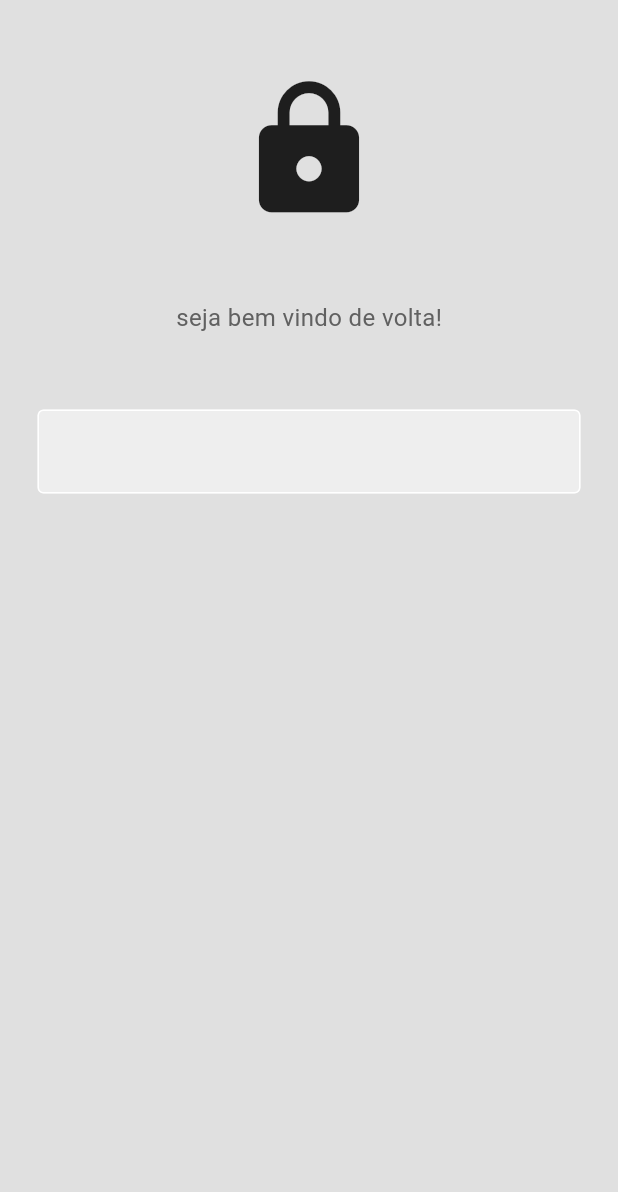
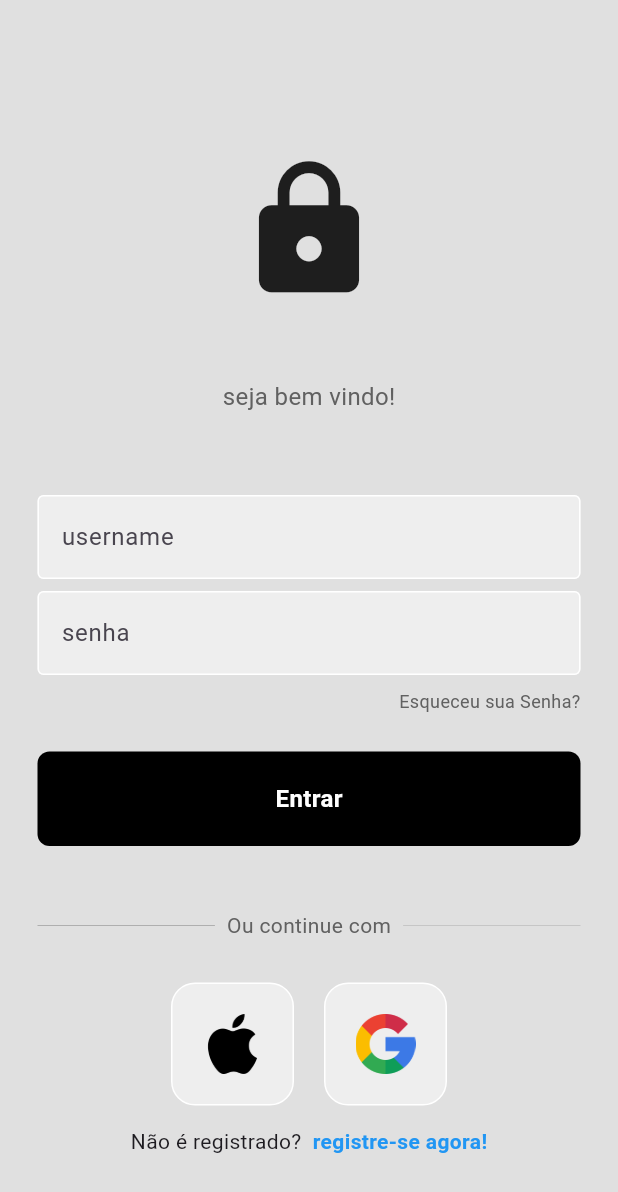
Before and after one commit to LucaAguiarOP/VictorDetails-Flutter, a Flutter app: the screen it shows after launch, on a phone screen of 412 x 824 dp. Shown: the top 1192 px of the screen. Run offline on Flutter 3.47's test engine with Material 3 defaults, Android fonts, the phone set to English and light mode, and no system bars; our stand-ins replace google_nav_bar, iconsax.

Commit message:
LoginPage Updated

```diff
--- /dev/null
+++ b/lib/src/components/imagebutton.dart
@@ -0,0 +1,24 @@
+import 'package:flutter/material.dart';
+
+class ImageButton extends StatelessWidget {
+  final String imagePath;
+  const ImageButton({
+    super.key,
+    required this.imagePath,
+    });
+
+  @override
+  Widget build(BuildContext context) {
+    return  Container(
+      padding: EdgeInsets.all(20),
+      decoration: BoxDecoration(border: Border.all(color: Colors.white),
+      borderRadius: BorderRadius.circular(16),
+      color: Colors.grey[200],
+      ),
+      child: Image.asset(
+        imagePath,
+        height: 40,
+        ),
+    );
+  }
+}
--- /dev/null
+++ b/lib/src/components/loginbutton.dart
@@ -0,0 +1,31 @@
+import 'package:flutter/material.dart';
+
+class MyButton extends StatelessWidget {
+  final Function()? onTap;
+
+  const MyButton({super.key, required this.onTap});
+
+  @override
+  Widget build(BuildContext context) {
+    return GestureDetector(
+      onTap: onTap,
+      child: Container(
+        padding: EdgeInsets.all(20),
+        margin: EdgeInsets.symmetric(horizontal: 25),
+        decoration: BoxDecoration(
+          color: Colors.black,
+          borderRadius: BorderRadius.circular(8),
+        ),
+        child: Center(
+            child: Text(
+          'Entrar',
+          style: TextStyle(
+            color: Colors.white,
+            fontWeight: FontWeight.bold,
+            fontSize: 16,
+          ),
+        )),
+      ),
+    );
+  }
+}
--- a/lib/src/components/textfield.dart
+++ b/lib/src/components/textfield.dart
@@ -1,13 +1,24 @@
 import 'package:flutter/material.dart';
 
 class MyTextField extends StatelessWidget {
-  const MyTextField({super.key});
+  final controller;
+  final String hintText;
+  final bool obscureText;
+
+  const MyTextField({
+    super.key,
+    required this.controller,
+    required this.hintText,
+    required this.obscureText,
+  });
 
   @override
   Widget build(BuildContext context) {
     return Padding(
-              padding: const EdgeInsets.symmetric(horizontal:25),
+      padding: const EdgeInsets.symmetric(horizontal: 25.0, vertical: 4),
       child: TextField(
+        obscureText: obscureText,
+        controller: controller,
         decoration: InputDecoration(
           enabledBorder: const OutlineInputBorder(
             borderSide: BorderSide(color: Colors.white),
@@ -17,6 +28,7 @@ class MyTextField extends StatelessWidget {
           ),
           fillColor: Colors.grey.shade200,
           filled: true,
+          hintText: hintText,
         ),
       ),
     );
--- a/lib/src/login_page.dart
+++ b/lib/src/login_page.dart
@@ -1,39 +1,119 @@
 import 'package:flutter/material.dart';
+import 'package:victordetailsflutter/src/components/imagebutton.dart';
+import 'package:victordetailsflutter/src/components/loginbutton.dart';
 import 'package:victordetailsflutter/src/components/textfield.dart';
 
+class LoginPage extends StatelessWidget {
+  LoginPage({super.key});
 
-class LoginPage extends StatelessWidget {
-  const LoginPage({super.key});
+  final usernameController = TextEditingController();
+  final passwordController = TextEditingController();
+
+  void SignUserIn() {}
 
   @override
   Widget build(BuildContext context) {
     return Scaffold(
       backgroundColor: Colors.grey[300],
-      body:  SafeArea(
+      body: SafeArea(
         child: Center(
           child: Column(
+            mainAxisAlignment: MainAxisAlignment.center,
             children: [
               const SizedBox(height: 50),
-
-
               const Icon(
                 Icons.lock,
                 size: 100,
               ),
-
-
               const SizedBox(height: 50),
-
-
-             Text('seja bem vindo de volta!',
-             style:  TextStyle(
+              Text(
+                'seja bem vindo!',
+                style: TextStyle(
                   color: Colors.grey[700],
                   fontSize: 16,
                 ),
               ),
               const SizedBox(height: 50),
-            const MyTextField(
+              MyTextField(
+                controller: usernameController,
+                obscureText: false,
+                hintText: 'username',
               ),
+              MyTextField(
+                controller: passwordController,
+                obscureText: true,
+                hintText: 'senha',
+              ),
+              const SizedBox(height: 5),
+              Padding(
+                padding: EdgeInsets.symmetric(horizontal: 25),
+                child: Row(
+                  mainAxisAlignment: MainAxisAlignment.end,
+                  children: [
+                    Text(
+                      'Esqueceu sua Senha?',
+                      style: TextStyle(
+                        color: Colors.grey[700],
+                        fontSize: 12.0,
+                      ),
+                    ),
+                  ],
+                ),
+              ),
+              const SizedBox(height: 25),
+              MyButton(onTap: SignUserIn),
+              const SizedBox(height: 35),
+              Padding(
+                padding: const EdgeInsets.symmetric(horizontal: 25.0),
+                child: Row(
+                  children: [
+                    Expanded(
+                      child: Divider(
+                        thickness: 0.5,
+                        color: Colors.grey.shade500,
+                      ),
+                    ),
+                    Padding(
+                      padding: const EdgeInsets.all(8.0),
+                      child: Text(
+                        'Ou continue com',
+                        style: TextStyle(
+                          color: Colors.grey[700],
+                        ),
+                      ),
+                    ),
+                    Expanded(
+                      child: Divider(
+                        thickness: 0.5,
+                        color: Colors.grey[400],
+                      ),
+                    )
+                  ],
+                ),
+              ),
+              const SizedBox(height: 20),
+              const Row(
+                mainAxisAlignment: MainAxisAlignment.center,
+                children: [
+                  ImageButton(imagePath: 'lib/src/images/apple.png'),
+                  SizedBox(width: 20),
+                  ImageButton(imagePath: 'lib/src/images/google.png')
+                ],
+              ),
+              const SizedBox(height: 14),
+              const Row(
+                mainAxisAlignment: MainAxisAlignment.center,
+                children: [
+                  Text('Não é registrado?'),
+                  Text(
+                    '  registre-se agora!',
+                    style: TextStyle(
+                      color: Colors.blue,
+                      fontWeight: FontWeight.bold,
+                    ),
+                  )
+                ],
+              )
             ],
           ),
         ),
--- a/lib/src/main.dart
+++ b/lib/src/main.dart
@@ -1,9 +1,6 @@
 import 'package:flutter/material.dart';
 import 'package:victordetailsflutter/src/login_page.dart';
 // import 'package:firebase_core/firebase_core.dart';
-
-
-
 
 void main() async {
   // WidgetsFlutterBinding.ensureInitialized();
@@ -16,12 +13,11 @@ void main() async {
 class MyApp extends StatelessWidget {
   const MyApp({super.key});
 
-
   @override
   Widget build(BuildContext context) {
-    return const MaterialApp (
+    return MaterialApp(
       debugShowCheckedModeBanner: false,
-    home: LoginPage(),
+      home: LoginPage(),
     );
   }
-  }
+}
--- a/lib/src/profile_page.dart
+++ b/lib/src/profile_page.dart
@@ -1,6 +1,4 @@
 import 'package:flutter/material.dart';
-
-
 
 class ProfilePage extends StatelessWidget {
   const ProfilePage({super.key});
```
Also changed, not shown: lib/src/nav_tab.dart (+9 -9 lines), lib/src/images/apple.png (added), lib/src/images/google.png (added). Lines whose indentation alone changed are shown as unchanged.
